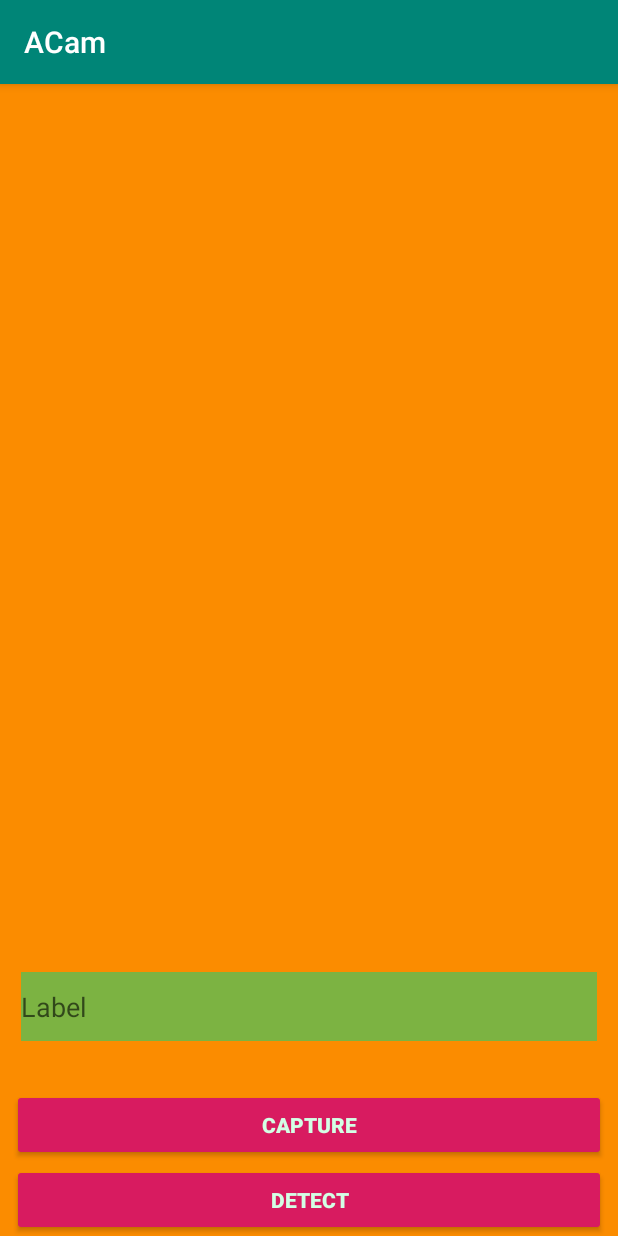
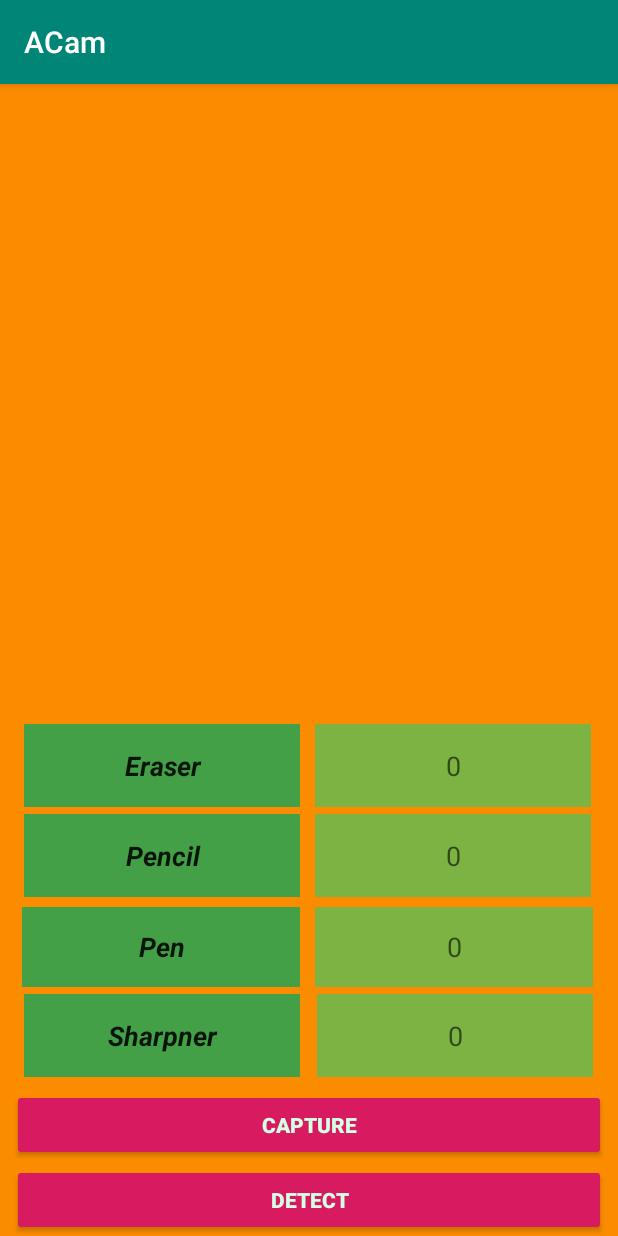
Before and after one commit to prskid1000/ACam, an Android app: the screen it shows after launch (MainActivity), on a phone screen of 412 x 824 dp. Run offline under Robolectric (Android 15) with nearby library versions, the phone set to English and light mode, and no system bars; libraries missing offline, so code that uses them is left out: org.tensorflow.contrib.

Commit message:
improved_ui

```diff
--- a/ACam/app/src/main/java/com/example/acam/MainActivity.java
+++ b/ACam/app/src/main/java/com/example/acam/MainActivity.java
@@ -28,7 +28,10 @@ public class MainActivity extends AppCompatActivity {
     private Button btnCamera1;
     private ImageView capturedImage;
     private Bitmap bp;
-    private EditText editText;
+    private EditText editText1;
+    private EditText editText2;
+    private EditText editText3;
+    private EditText editText4;
     private TensorFlowInferenceInterface inferenceInterface;
     private String dat[]={"eraser","pen","sharpner","pencil"};
 
@@ -58,7 +61,10 @@ public class MainActivity extends AppCompatActivity {
             }
         });
 
-        editText=(EditText)findViewById(R.id.editText);
+        editText1=(EditText)findViewById(R.id.editText6);
+        editText2=(EditText)findViewById(R.id.editText7);
+        editText3=(EditText)findViewById(R.id.editText8);
+        editText4=(EditText)findViewById(R.id.editText9);
 
 
     }
@@ -74,7 +80,7 @@ public class MainActivity extends AppCompatActivity {
             bp=bp.copy(Bitmap.Config.ARGB_8888, false);
             capturedImage.setImageBitmap(bp);
 
-            String label=editText.getText().toString()+".jpeg";
+            String label="data.jpeg";
 
             String path=Environment.getExternalStoragePublicDirectory(
                     Environment.DIRECTORY_PICTURES).toString();
@@ -102,7 +108,6 @@ public class MainActivity extends AppCompatActivity {
         inferenceInterface.run(new String[]{"activation_5/Sigmoid"});
         inferenceInterface.fetch("activation_5/Sigmoid", output);
 
-        // return prediction
         return output;
     }
 
@@ -132,17 +137,11 @@ public class MainActivity extends AppCompatActivity {
         }
 
         float result[]= predict(input);
-        float mmax=0;
-        int mmaxi=-1;
-        for(int i=0;i<4;i++)
-        {
-            if(result[i]>mmax)
-            {
-                mmax=result[i];
-                mmaxi=i;
-            }
-        }
-        editText.setText(dat[mmaxi]);
+
+        editText1.setText(Float.toString(result[0]));
+        editText2.setText(Float.toString(result[3]));
+        editText3.setText(Float.toString(result[1]));
+        editText4.setText(Float.toString(result[2]));
 
     }
 }
--- a/ACam/app/src/main/res/layout/activity_main.xml
+++ b/ACam/app/src/main/res/layout/activity_main.xml
@@ -8,6 +8,90 @@
     android:backgroundTint="#FB8C00"
     android:hapticFeedbackEnabled="true"
     tools:context=".MainActivity">
+
+    <EditText
+        android:id="@+id/editText4"
+        android:layout_width="184dp"
+        android:layout_height="55dp"
+        android:layout_marginStart="4dp"
+        android:layout_marginEnd="4dp"
+        android:layout_marginBottom="188dp"
+        android:autofillHints=""
+        android:background="#FFFFFF"
+        android:backgroundTint="#43A047"
+        android:ems="10"
+        android:hint="@string/label"
+        android:inputType="textPersonName"
+        android:text="@string/eraser"
+        android:textAlignment="center"
+        android:textStyle="bold|italic"
+        app:layout_constraintBottom_toTopOf="@+id/btnCamera"
+        app:layout_constraintEnd_toEndOf="parent"
+        app:layout_constraintHorizontal_bias="0.054"
+        app:layout_constraintStart_toStartOf="parent"
+        tools:targetApi="o" />
+
+    <EditText
+        android:id="@+id/editText6"
+        android:layout_width="184dp"
+        android:layout_height="55dp"
+        android:layout_marginStart="4dp"
+        android:layout_marginEnd="4dp"
+        android:layout_marginBottom="188dp"
+        android:autofillHints=""
+        android:background="#FFFFFF"
+        android:backgroundTint="#7CB342"
+        android:ems="10"
+        android:hint="@string/_0"
+        android:inputType="textPersonName"
+        android:textAlignment="center"
+        app:layout_constraintBottom_toTopOf="@+id/btnCamera"
+        app:layout_constraintEnd_toEndOf="parent"
+        app:layout_constraintHorizontal_bias="0.936"
+        app:layout_constraintStart_toStartOf="parent"
+        tools:targetApi="o" />
+
+    <EditText
+        android:id="@+id/editText5"
+        android:layout_width="184dp"
+        android:layout_height="55dp"
+        android:layout_marginStart="4dp"
+        android:layout_marginEnd="4dp"
+        android:layout_marginBottom="128dp"
+        android:autofillHints=""
+        android:background="#FFFFFF"
+        android:backgroundTint="#43A047"
+        android:ems="10"
+        android:hint="@string/label"
+        android:inputType="textPersonName"
+        android:text="@string/pencil"
+        android:textAlignment="center"
+        android:textStyle="bold|italic"
+        app:layout_constraintBottom_toTopOf="@+id/btnCamera"
+        app:layout_constraintEnd_toEndOf="parent"
+        app:layout_constraintHorizontal_bias="0.054"
+        app:layout_constraintStart_toStartOf="parent"
+        tools:targetApi="o" />
+
+    <EditText
+        android:id="@+id/editText7"
+        android:layout_width="184dp"
+        android:layout_height="55dp"
+        android:layout_marginStart="4dp"
+        android:layout_marginEnd="4dp"
+        android:layout_marginBottom="128dp"
+        android:autofillHints=""
+        android:background="#FFFFFF"
+        android:backgroundTint="#7CB342"
+        android:ems="10"
+        android:hint="@string/_0"
+        android:inputType="textPersonName"
+        android:textAlignment="center"
+        app:layout_constraintBottom_toTopOf="@+id/btnCamera"
+        app:layout_constraintEnd_toEndOf="parent"
+        app:layout_constraintHorizontal_bias="0.936"
+        app:layout_constraintStart_toStartOf="parent"
+        tools:targetApi="o" />
 
     <Button
         android:id="@+id/btnCamera2"
@@ -43,14 +127,12 @@
 
     <ImageView
         android:id="@+id/capturedImage"
-        android:layout_width="fill_parent"
-        android:layout_height="fill_parent"
-        android:layout_marginStart="8dp"
-        android:layout_marginTop="32dp"
-        android:layout_marginEnd="8dp"
-        android:layout_marginBottom="200dp"
+        android:layout_width="384dp"
+        android:layout_height="307dp"
+        android:layout_marginTop="16dp"
+        android:layout_marginBottom="67dp"
         android:contentDescription="@string/image"
-        app:layout_constraintBottom_toBottomOf="parent"
+        app:layout_constraintBottom_toTopOf="@+id/editText4"
         app:layout_constraintEnd_toEndOf="parent"
         app:layout_constraintStart_toStartOf="parent"
         app:layout_constraintTop_toTopOf="parent">
@@ -59,19 +141,85 @@
 
     <EditText
         android:id="@+id/editText"
-        android:layout_width="384dp"
-        android:layout_height="46dp"
+        android:layout_width="185dp"
+        android:layout_height="53dp"
         android:layout_marginStart="4dp"
         android:layout_marginEnd="4dp"
-        android:layout_marginBottom="32dp"
+        android:layout_marginBottom="68dp"
+        android:autofillHints=""
+        android:background="#FFFFFF"
+        android:backgroundTint="#43A047"
+        android:ems="10"
+        android:hint="@string/label"
+        android:inputType="textPersonName"
+        android:text="@string/pen"
+        android:textAlignment="center"
+        android:textStyle="bold|italic"
+        app:layout_constraintBottom_toTopOf="@+id/btnCamera"
+        app:layout_constraintEnd_toEndOf="parent"
+        app:layout_constraintHorizontal_bias="0.05"
+        app:layout_constraintStart_toStartOf="parent"
+        tools:targetApi="o" />
+
+    <EditText
+        android:id="@+id/editText8"
+        android:layout_width="185dp"
+        android:layout_height="53dp"
+        android:layout_marginStart="4dp"
+        android:layout_marginEnd="4dp"
+        android:layout_marginBottom="68dp"
         android:autofillHints=""
         android:background="#FFFFFF"
         android:backgroundTint="#7CB342"
         android:ems="10"
+        android:hint="@string/_0"
+        android:inputType="textPersonName"
+        android:textAlignment="center"
+        app:layout_constraintBottom_toTopOf="@+id/btnCamera"
+        app:layout_constraintEnd_toEndOf="parent"
+        app:layout_constraintHorizontal_bias="0.941"
+        app:layout_constraintStart_toStartOf="parent"
+        tools:targetApi="o" />
+
+    <EditText
+        android:id="@+id/editText2"
+        android:layout_width="184dp"
+        android:layout_height="55dp"
+        android:layout_marginStart="4dp"
+        android:layout_marginEnd="4dp"
+        android:layout_marginBottom="8dp"
+        android:autofillHints=""
+        android:background="#FFFFFF"
+        android:backgroundTint="#43A047"
+        android:ems="10"
         android:hint="@string/label"
         android:inputType="textPersonName"
+        android:text="@string/sharpner"
+        android:textAlignment="center"
+        android:textStyle="bold|italic"
         app:layout_constraintBottom_toTopOf="@+id/btnCamera"
         app:layout_constraintEnd_toEndOf="parent"
+        app:layout_constraintHorizontal_bias="0.054"
+        app:layout_constraintStart_toStartOf="parent"
+        tools:targetApi="o" />
+
+    <EditText
+        android:id="@+id/editText9"
+        android:layout_width="184dp"
+        android:layout_height="55dp"
+        android:layout_marginStart="4dp"
+        android:layout_marginEnd="4dp"
+        android:layout_marginBottom="8dp"
+        android:autofillHints=""
+        android:background="#FFFFFF"
+        android:backgroundTint="#7CB342"
+        android:ems="10"
+        android:hint="@string/_0"
+        android:inputType="textPersonName"
+        android:textAlignment="center"
+        app:layout_constraintBottom_toTopOf="@+id/btnCamera"
+        app:layout_constraintEnd_toEndOf="parent"
+        app:layout_constraintHorizontal_bias="0.941"
         app:layout_constraintStart_toStartOf="parent"
         tools:targetApi="o" />
 
--- a/ACam/app/src/main/res/values/strings.xml
+++ b/ACam/app/src/main/res/values/strings.xml
@@ -5,4 +5,9 @@
     <string name="learn">LEARN</string>
     <string name="detect">DETECT</string>
     <string name="label">Label</string>
+    <string name="eraser">Eraser</string>
+    <string name="pencil">Pencil</string>
+    <string name="pen">Pen</string>
+    <string name="sharpner">Sharpner</string>
+    <string name="_0">0</string>
 </resources>
```
